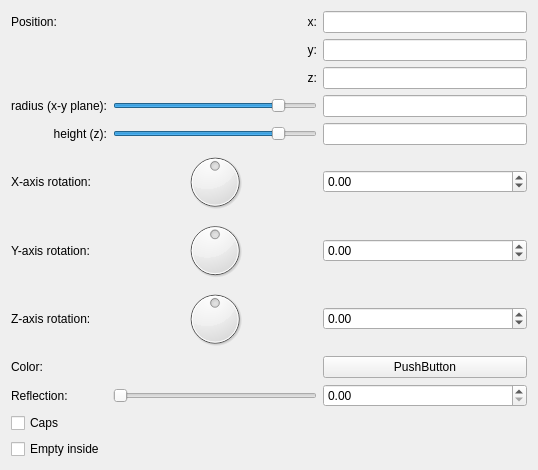
The window that trunk/mandelbulber2/qt_data/primitive_cone.ui (buddhi1980/mandelbulber2) describes before a commit, drawn with Qt 5.
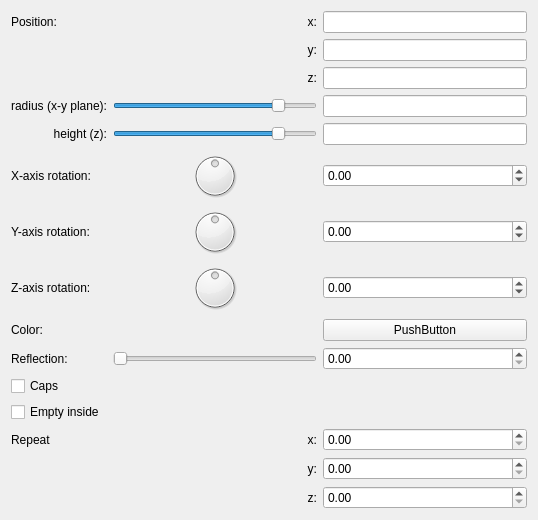
The same window after the commit. Custom widgets are drawn as their Qt base class.

Commit message: Added Repeat Operator for Fractals (in Fractal->Options->Repeat) and for Volume Primitives like Box, Cone, ... (directly in Primitive Settings)

```diff
--- a/trunk/mandelbulber2/qt_data/primitive_cone.ui
+++ b/trunk/mandelbulber2/qt_data/primitive_cone.ui
@@ -351,6 +351,45 @@
        </property>
       </widget>
      </item>
+ 
+     <!-- Repeat Start -->
+     <item row="12" column="0">
+      <widget class="QLabel" name="label">
+       <property name="text">
+        <string>Repeat</string>
+       </property>
+      </widget>
+     </item>
+     <item row="12" column="2">
+      <widget class="MyDoubleSpinBox" name="spinboxd3_repeat_x"/>
+     </item>
+     <item row="13" column="2">
+      <widget class="MyDoubleSpinBox" name="spinboxd3_repeat_y"/>
+     </item>
+     <item row="14" column="2">
+      <widget class="MyDoubleSpinBox" name="spinboxd3_repeat_z"/>
+     </item>
+     <item row="12" column="1">
+      <widget class="QLabel" name="label_repeat_x">
+       <property name="text"><string>x:</string></property>
+       <property name="alignment"><set>Qt::AlignRight|Qt::AlignTrailing|Qt::AlignVCenter</set></property>
+      </widget>
+     </item>
+     <item row="13" column="1">
+      <widget class="QLabel" name="label_repeat_y">
+       <property name="text"><string>y:</string></property>
+       <property name="alignment"><set>Qt::AlignRight|Qt::AlignTrailing|Qt::AlignVCenter</set></property>
+      </widget>
+     </item>
+     <item row="14" column="1">
+      <widget class="QLabel" name="label_repeat_z">
+       <property name="text"><string>z:</string></property>
+       <property name="alignment"><set>Qt::AlignRight|Qt::AlignTrailing|Qt::AlignVCenter</set></property>
+      </widget>
+     </item>
+     <!-- Repeat End -->
+
+
     </layout>
    </item>
    <item>
```
The commit also changes 12 other files.
